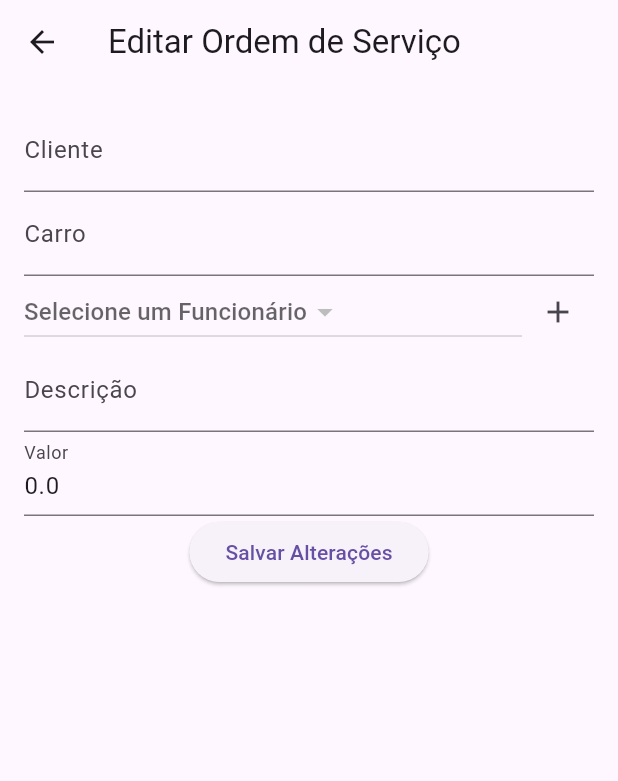
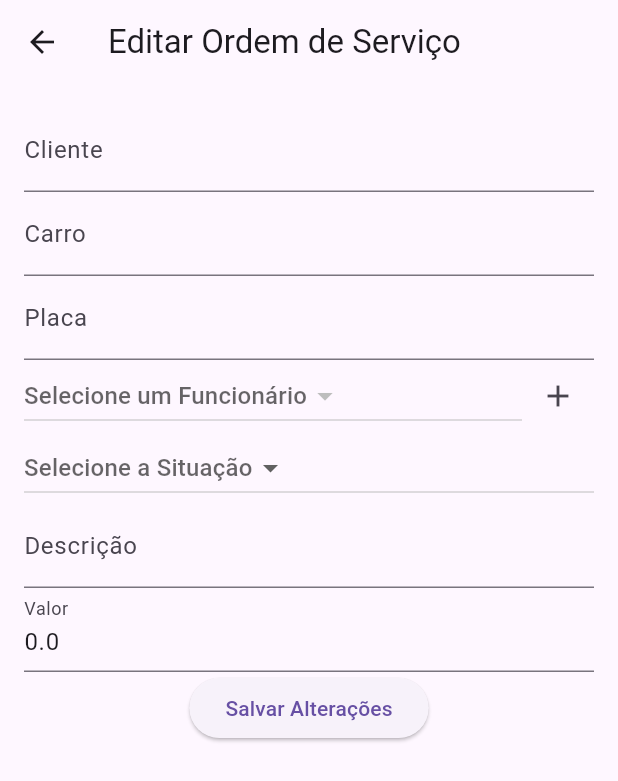
Before and after one commit to EduardoAlmeidaBR03/primeiro_app_Teste, a Flutter app: the EdicaoOrdemServicoScreen screen opened directly with empty values, on a phone screen of 412 x 824 dp. Shown: the top 781 px of the screen. Run offline on Flutter 3.47's test engine with Material 3 defaults, Android fonts, the phone set to English and light mode, and no system bars; our stand-ins replace cloud_firestore, firebase_auth, firebase_core, firebase_database; accounts and stored records are empty.

Commit message:
Versao com Situação e Filtros

```diff
--- a/lib/crud/cadastro_ordem_servico_screen.dart
+++ b/lib/crud/cadastro_ordem_servico_screen.dart
@@ -14,6 +14,7 @@ class _CadastroOrdemServicoScreenState extends State<CadastroOrdemServicoScreen>
   final TextEditingController descricaoController = TextEditingController();
   final TextEditingController valorController = TextEditingController();
   String? selectedFuncionarioNome;
+  String? selectedSituacao; // Adicione esta linha para armazenar a situação selecionada
   final FirebaseFirestore firestore = FirebaseFirestore.instance;
 
   @override
@@ -88,8 +89,10 @@ class _CadastroOrdemServicoScreenState extends State<CadastroOrdemServicoScreen>
             TextField(
               controller: valorController,
               decoration: InputDecoration(labelText: 'Valor'),
-              keyboardType: TextInputType.number, // Adiciona o teclado numérico
+              keyboardType: TextInputType.number,
             ),
+
+
             ElevatedButton(
               child: Text('Salvar Ordem de Serviço'),
               onPressed: () {
@@ -99,8 +102,10 @@ class _CadastroOrdemServicoScreenState extends State<CadastroOrdemServicoScreen>
                 final String placa = placaController.text;
                 final String descricao = descricaoController.text;
                 final double valor = double.parse(valorController.text);
+                final String situacao = selectedSituacao ?? 'Aberta'; // Adicione a situação ao mapa
+
                 if (cliente.isNotEmpty && carro.isNotEmpty && funcionario.isNotEmpty && placa.isNotEmpty && descricao.isNotEmpty && valor > 0) {
-                  salvarOrdemServico(cliente, carro, funcionario, placa, descricao, valor, context);
+                  salvarOrdemServico(cliente, carro, funcionario, placa, descricao, valor, situacao, context); // Passe a situação para o método salvarOrdemServico
                 } else {
                   ScaffoldMessenger.of(context).showSnackBar(
                     SnackBar(content: Text('Por favor, preencha todos os campos')),
@@ -114,7 +119,7 @@ class _CadastroOrdemServicoScreenState extends State<CadastroOrdemServicoScreen>
     );
   }
 
-  void salvarOrdemServico(String cliente, String carro, String funcionario, String placa, String descricao, double valor, BuildContext context) {
+  void salvarOrdemServico(String cliente, String carro, String funcionario, String placa, String descricao, double valor, String situacao, BuildContext context) {
     Map<String, dynamic> novaOrdemServico = {
       'cliente': cliente,
       'carro': carro,
@@ -122,6 +127,7 @@ class _CadastroOrdemServicoScreenState extends State<CadastroOrdemServicoScreen>
       'placa': placa,
       'descricao': descricao,
       'valor': valor,
+      'situacao': situacao, // Adicione a situação ao mapa
     };
     firestore.collection('ordens_servico').add(novaOrdemServico).then((_) {
       ScaffoldMessenger.of(context).showSnackBar(SnackBar(content: Text('Ordem de serviço salva com sucesso.')));
--- a/lib/edits/editordemservico.dart
+++ b/lib/edits/editordemservico.dart
@@ -19,25 +19,31 @@ class _EdicaoOrdemServicoScreenState extends State<EdicaoOrdemServicoScreen> {
   final TextEditingController _funcionarioController = TextEditingController();
   final TextEditingController _descricaoController = TextEditingController();
   final TextEditingController _valorController = TextEditingController();
+  final TextEditingController _placaController = TextEditingController();
   String? selectedFuncionarioNome;
+  String? selectedSituacao;
 
   @override
   void initState() {
     super.initState();
     _clienteController.text = widget.ordemServico.cliente;
     _carroController.text = widget.ordemServico.carro;
+    _placaController.text = widget.ordemServico.placa;
     _funcionarioController.text = widget.ordemServico.funcionario;
     _descricaoController.text = widget.ordemServico.descricao;
     _valorController.text = widget.ordemServico.valor.toString();
+    selectedSituacao = widget.ordemServico.situacao;
   }
 
   void _atualizarOrdemServico() {
     firestore.collection('ordens_servico').doc(widget.ordemServico.id).update({
       'cliente': _clienteController.text,
       'carro': _carroController.text,
+      'placa': _placaController.text,
       'funcionario': _funcionarioController.text,
       'descricao': _descricaoController.text,
       'valor': double.parse(_valorController.text),
+      'situacao': selectedSituacao, // Adiciona a situação ao atualizar a ordem de serviço
     }).then((_) {
       ScaffoldMessenger.of(context)
           .showSnackBar(SnackBar(content: Text('Ordem de serviço atualizada com sucesso.')));
@@ -65,6 +71,10 @@ class _EdicaoOrdemServicoScreenState extends State<EdicaoOrdemServicoScreen> {
             TextField(
               controller: _carroController,
               decoration: InputDecoration(labelText: 'Carro'),
+            ),
+             TextField(
+              controller: _placaController,
+              decoration: InputDecoration(labelText: 'Placa'),
             ),
             StreamBuilder<QuerySnapshot>(
               stream: firestore.collection('funcionarios').snapshots(),
@@ -108,6 +118,29 @@ class _EdicaoOrdemServicoScreenState extends State<EdicaoOrdemServicoScreen> {
                 'Funcionário: ${selectedFuncionarioNome}',
                 style: TextStyle(fontSize: 16),
               ),
+            Row(
+                children: [
+                  Expanded(
+                    child: DropdownButton<String>(
+                      value: selectedSituacao,
+                      hint: Text('Selecione a Situação'),
+                      onChanged: (value) {
+                        setState(() {
+                          selectedSituacao = value;
+                        });
+                      },
+                      items: <String>['Aberta', 'Finalizada', 'Cancelada']
+                          .map<DropdownMenuItem<String>>((String value) {
+                        return DropdownMenuItem<String>(
+                          value: value,
+                          child: Text(value),
+                        );
+                      }).toList(),
+                    ),
+                  ),
+                ],
+              ),
+
             TextField(
               controller: _descricaoController,
               decoration: InputDecoration(labelText: 'Descrição'),
--- a/lib/model/ordem_servico.dart
+++ b/lib/model/ordem_servico.dart
@@ -9,6 +9,8 @@ class OrdemServico {
   String placa;
   String descricao;
   double valor;
+  String situacao;
+
 
   OrdemServico({
     required this.id,
@@ -18,6 +20,7 @@ class OrdemServico {
     required this.placa,
     required this.descricao,
     required this.valor,
+    required this.situacao
   });
 
   // Criando uma Ordem de Serviço a partir de um DocumentSnapshot
@@ -30,6 +33,7 @@ class OrdemServico {
       placa: snapshot['placa'] ?? '',
       descricao: snapshot['descricao'] ?? '',
       valor: (snapshot['valor'] ?? 0.0).toDouble(),
+      situacao: snapshot['situacao'] ?? '',
     );
   }
 
@@ -42,6 +46,7 @@ class OrdemServico {
       'placa': placa,
       'descricao': descricao,
       'valor': valor,
+      'situacao': situacao
     };
   }
 }
```
Also changed, not shown: lib/main.dart (+16 -40 lines), lib/screens/listascreens/listaordemservico_screens.dart (+29 -2 lines), lib/screens/servicos_arquivados_screen.dart (deleted, +0 -42 lines), 1 other file.
